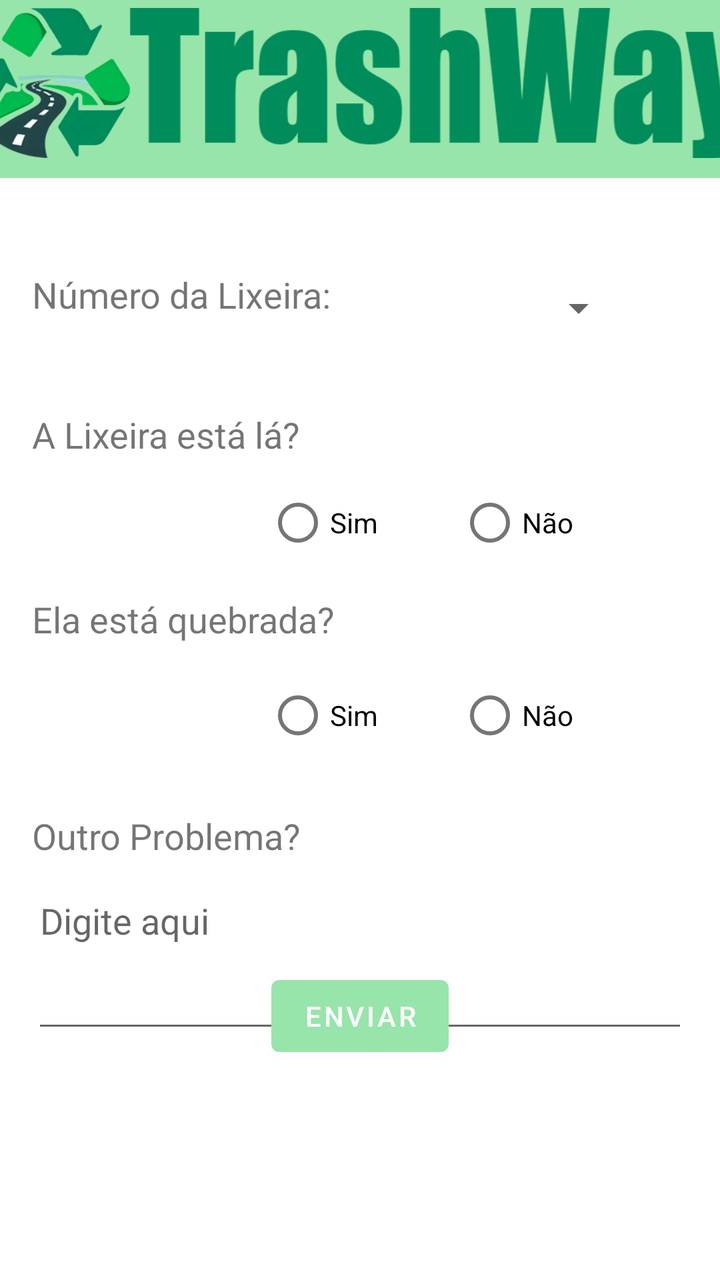
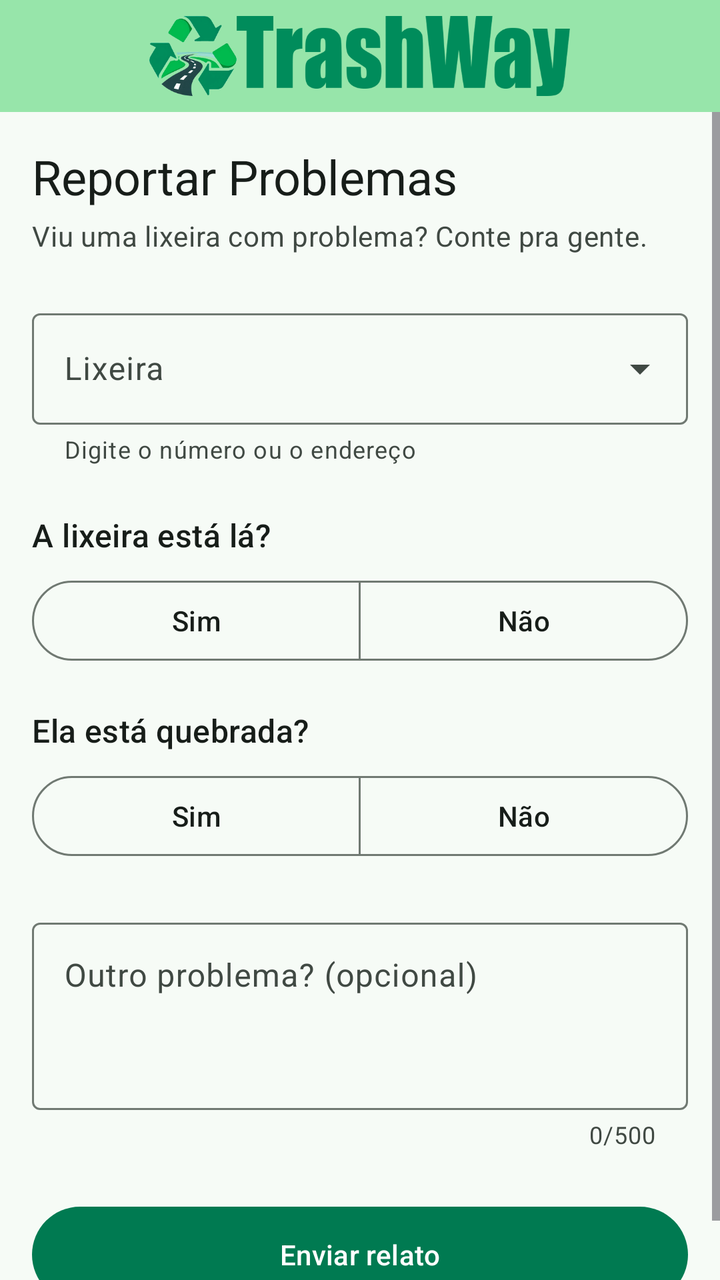

An Android layout rendered at two revisions. The XML below is the earlier revision; the diff shows what the commit changed to produce the second picture.
<!-- AndroidManifest.xml: application theme Theme.TrashWay -->
<!-- res/layout/fragment_notifications.xml -->
<?xml version="1.0" encoding="utf-8"?>
<androidx.constraintlayout.widget.ConstraintLayout
    xmlns:android="http://schemas.android.com/apk/res/android"
    xmlns:app="http://schemas.android.com/apk/res-auto"
    xmlns:tools="http://schemas.android.com/tools"
    android:layout_width="match_parent"
    android:layout_height="match_parent"
    tools:context=".ui.problemas.NotificationsFragment">

    <FrameLayout
        android:layout_width="448dp"
        android:layout_height="89dp"
        android:background="#97E5AA"
        app:layout_constraintEnd_toEndOf="parent"
        app:layout_constraintHorizontal_bias="0.513"
        app:layout_constraintStart_toStartOf="parent"
        app:layout_constraintTop_toTopOf="parent" />

    <ImageView
        android:id="@+id/imageViewLogo"
        android:layout_width="407dp"
        android:layout_height="75dp"
        android:layout_marginTop="4dp"
        android:background="#97E5AA"
        android:src="@drawable/icon_nome"
        app:layout_constraintEnd_toEndOf="parent"
        app:layout_constraintStart_toStartOf="parent"
        app:layout_constraintTop_toTopOf="parent" />

    
    <TextView
        android:id="@+id/ProblemaNumero"
        android:layout_width="wrap_content"
        android:layout_height="wrap_content"
        android:layout_marginStart="16dp"
        android:layout_marginTop="56dp"
        android:text="@string/numero_lixeira"
        android:textSize="18sp"
        app:layout_constraintEnd_toEndOf="parent"
        app:layout_constraintHorizontal_bias="0.0"
        app:layout_constraintStart_toStartOf="parent"
        app:layout_constraintTop_toBottomOf="@+id/imageViewLogo" />


    <Spinner
        android:id="@+id/SpinnerLixeira"
        android:layout_width="142dp"
        android:layout_height="38dp"
        android:layout_marginStart="16dp"
        android:layout_marginTop="56dp"
        android:layout_marginEnd="16dp"
        app:layout_constraintEnd_toEndOf="parent"
        app:layout_constraintHorizontal_bias="0.835"
        app:layout_constraintStart_toStartOf="parent"
        app:layout_constraintTop_toBottomOf="@+id/imageViewLogo" />

    <TextView
        android:id="@+id/question1"
        android:layout_width="wrap_content"
        android:layout_height="wrap_content"
        android:layout_marginStart="16dp"
        android:layout_marginTop="32dp"
        android:text="@string/pergunta_presente"
        android:textSize="18sp"
        app:layout_constraintEnd_toEndOf="parent"
        app:layout_constraintHorizontal_bias="0.0"
        app:layout_constraintStart_toStartOf="parent"
        app:layout_constraintTop_toBottomOf="@id/SpinnerLixeira" />

    <RadioGroup
        android:id="@+id/radioGroup1"
        android:layout_width="wrap_content"
        android:layout_height="wrap_content"
        android:layout_marginTop="8dp"
        android:orientation="horizontal"
        app:layout_constraintEnd_toEndOf="parent"
        app:layout_constraintHorizontal_bias="0.645"
        app:layout_constraintStart_toStartOf="parent"
        app:layout_constraintTop_toBottomOf="@+id/question1">

        <RadioButton
            android:id="@+id/radioButton1_1"
            android:layout_width="wrap_content"
            android:layout_height="wrap_content"
            android:layout_marginEnd="40dp"
            android:text="@string/sim" />

        <RadioButton
            android:id="@+id/radioButton1_2"
            android:layout_width="wrap_content"
            android:layout_height="wrap_content"
            android:text="@string/nao" />

    </RadioGroup>

    <TextView
        android:id="@+id/question2"
        android:layout_width="wrap_content"
        android:layout_height="wrap_content"
        android:layout_marginStart="16dp"
        android:layout_marginTop="12dp"
        android:text="@string/pergunta_quebrada"
        android:textSize="18sp"
        app:layout_constraintEnd_toEndOf="parent"
        app:layout_constraintHorizontal_bias="0.0"
        app:layout_constraintStart_toStartOf="parent"
        app:layout_constraintTop_toBottomOf="@+id/radioGroup1" />

    <RadioGroup
        android:id="@+id/radioGroup2"
        android:layout_width="wrap_content"
        android:layout_height="wrap_content"
        android:layout_marginTop="12dp"
        android:orientation="horizontal"
        app:layout_constraintEnd_toEndOf="parent"
        app:layout_constraintHorizontal_bias="0.645"
        app:layout_constraintStart_toStartOf="parent"
        app:layout_constraintTop_toBottomOf="@+id/question2">

        <RadioButton
            android:id="@+id/radioButton2_1"
            android:layout_width="wrap_content"
            android:layout_height="wrap_content"
            android:layout_marginEnd="40dp"
            android:text="@string/sim" />

        <RadioButton
            android:id="@+id/radioButton2_2"
            android:layout_width="wrap_content"
            android:layout_height="wrap_content"
            android:text="@string/nao" />

    </RadioGroup>

    <TextView
        android:id="@+id/question3"
        android:layout_width="wrap_content"
        android:layout_height="wrap_content"
        android:layout_marginStart="16dp"
        android:layout_marginTop="24dp"
        android:text="@string/pergunta_outro"
        android:textSize="18sp"
        app:layout_constraintEnd_toEndOf="parent"
        app:layout_constraintHorizontal_bias="0.0"
        app:layout_constraintStart_toStartOf="parent"
        app:layout_constraintTop_toBottomOf="@+id/radioGroup2" />

    <EditText
        android:id="@+id/editText_problem"
        android:layout_width="0dp"
        android:layout_height="wrap_content"
        android:layout_marginTop="8dp"
        android:layout_marginStart="16dp"
        android:layout_marginEnd="16dp"
        android:hint="@string/digite_aqui"
        android:maxLength="500"
        android:minLines="3"
        android:maxHeight="200dp"
        android:scrollbars="vertical"
        android:overScrollMode="always"
        android:gravity="top"
        app:layout_constraintStart_toStartOf="parent"
        app:layout_constraintEnd_toEndOf="parent"
        app:layout_constraintTop_toBottomOf="@+id/question3" />

    <Button
        android:id="@+id/buttonEnviar"
        android:layout_width="wrap_content"
        android:layout_height="wrap_content"
        android:layout_marginBottom="108dp"
        android:text="@string/enviar"
        app:layout_constraintBottom_toBottomOf="parent"
        app:layout_constraintEnd_toEndOf="parent"
        app:layout_constraintStart_toStartOf="parent" />

</androidx.constraintlayout.widget.ConstraintLayout>
<!-- resources referenced by this layout -->
<resources>
  <!-- drawable icon_nome: png bitmap (drawable, 46329 bytes) -->
  <string name="digite_aqui">Digite aqui</string>
  <string name="enviar">Enviar</string>
  <string name="nao">Não</string>
  <string name="numero_lixeira">Número da Lixeira:</string>
  <string name="pergunta_outro">Outro Problema?</string>
  <string name="pergunta_presente">A Lixeira está lá?</string>
  <string name="pergunta_quebrada">Ela está quebrada?</string>
  <string name="sim">Sim</string>
  <style name="Theme.TrashWay" parent="Theme.MaterialComponents.DayNight.DarkActionBar">
          
          <item name="colorPrimary">@color/greenTrash</item>
          <item name="colorPrimaryVariant">@color/greenTrash</item>
          <item name="colorOnPrimary">@color/white</item>
          
          <item name="colorSecondary">@color/teal_200</item>
          <item name="colorSecondaryVariant">@color/teal_700</item>
          <item name="colorOnSecondary">@color/black</item>
          
          <item name="android:statusBarColor">?attr/colorPrimaryVariant</item>
          
      </style>
  <color name="greenTrash">#97E5AA</color>
  <color name="white">#FFFFFFFF</color>
  <color name="teal_200">#FF03DAC5</color>
  <color name="teal_700">#FF018786</color>
  <color name="black">#FF000000</color>
</resources>

<!-- the commit's change to res/layout/fragment_notifications.xml (unified diff, before → after) -->
@@ -1,176 +1,177 @@
 <?xml version="1.0" encoding="utf-8"?>
-<androidx.constraintlayout.widget.ConstraintLayout
-    xmlns:android="http://schemas.android.com/apk/res/android"
+<LinearLayout xmlns:android="http://schemas.android.com/apk/res/android"
     xmlns:app="http://schemas.android.com/apk/res-auto"
     xmlns:tools="http://schemas.android.com/tools"
     android:layout_width="match_parent"
     android:layout_height="match_parent"
+    android:background="?android:attr/colorBackground"
+    android:orientation="vertical"
     tools:context=".ui.problemas.NotificationsFragment">
 
-    <FrameLayout
-        android:layout_width="448dp"
-        android:layout_height="89dp"
-        android:background="#97E5AA"
-        app:layout_constraintEnd_toEndOf="parent"
-        app:layout_constraintHorizontal_bias="0.513"
-        app:layout_constraintStart_toStartOf="parent"
-        app:layout_constraintTop_toTopOf="parent" />
+    <include layout="@layout/view_header" />
+
+    <ScrollView
+        android:layout_width="match_parent"
+        android:layout_height="0dp"
+        android:layout_weight="1"
+        android:fillViewport="true">
+
+        <LinearLayout
+            android:layout_width="match_parent"
+            android:layout_height="wrap_content"
+            android:orientation="vertical"
+            android:padding="16dp">
+
+            <TextView
+                android:layout_width="wrap_content"
+                android:layout_height="wrap_content"
+                android:text="@string/title_notifications"
+                android:textAppearance="?attr/textAppearanceHeadlineSmall"
+                android:textColor="?attr/colorOnSurface" />
+
+            <TextView
+                android:layout_width="wrap_content"
+                android:layout_height="wrap_content"
+                android:layout_marginTop="4dp"
+                android:text="@string/reportar_subtitulo"
+                android:textAppearance="?attr/textAppearanceBodyMedium"
+                android:textColor="?attr/colorOnSurfaceVariant" />
+
+            
+            <com.google.android.material.textfield.TextInputLayout
+                android:id="@+id/inputLixeira"
+                style="@style/Widget.Material3.TextInputLayout.OutlinedBox.ExposedDropdownMenu"
+                android:layout_width="match_parent"
+                android:layout_height="wrap_content"
+                android:layout_marginTop="24dp"
+                android:hint="@string/numero_lixeira"
+                app:helperText="@string/busca_lixeira_ajuda">
+
+                <com.google.android.material.textfield.MaterialAutoCompleteTextView
+                    android:id="@+id/autoCompleteLixeira"
+                    android:layout_width="match_parent"
+                    android:layout_height="wrap_content"
+                    android:completionThreshold="1"
+                    android:inputType="text"
+                    android:imeOptions="actionDone" />
+            </com.google.android.material.textfield.TextInputLayout>
+
+            
+            <TextView
+                android:id="@+id/question1"
+                android:layout_width="wrap_content"
+                android:layout_height="wrap_content"
+                android:layout_marginTop="24dp"
+                android:text="@string/pergunta_presente"
+                android:textAppearance="?attr/textAppearanceTitleMedium"
+                android:textColor="?attr/colorOnSurface" />
+
+            <com.google.android.material.button.MaterialButtonToggleGroup
+                android:id="@+id/togglePresente"
+                android:layout_width="match_parent"
+                android:layout_height="wrap_content"
+                android:layout_marginTop="8dp"
+                app:singleSelection="true">
+
+                <com.google.android.material.button.MaterialButton
+                    android:id="@+id/buttonPresenteSim"
+                    style="@style/Widget.Material3.Button.OutlinedButton"
+                    android:layout_width="0dp"
+                    android:layout_height="wrap_content"
+                    android:layout_weight="1"
+                    android:text="@string/sim" />
+
+                <com.google.android.material.button.MaterialButton
+                    android:id="@+id/buttonPresenteNao"
+                    style="@style/Widget.Material3.Button.OutlinedButton"
+                    android:layout_width="0dp"
+                    android:layout_height="wrap_content"
+                    android:layout_weight="1"
+                    android:text="@string/nao" />
+            </com.google.android.material.button.MaterialButtonToggleGroup>
+
+            
+            <TextView
+                android:id="@+id/question2"
+                android:layout_width="wrap_content"
+                android:layout_height="wrap_content"
+                android:layout_marginTop="20dp"
+                android:text="@string/pergunta_quebrada"
+                android:textAppearance="?attr/textAppearanceTitleMedium"
+                android:textColor="?attr/colorOnSurface" />
+
+            <com.google.android.material.button.MaterialButtonToggleGroup
+                android:id="@+id/toggleQuebrada"
+                android:layout_width="match_parent"
+                android:layout_height="wrap_content"
+                android:layout_marginTop="8dp"
+                app:singleSelection="true">
+
+                <com.google.android.material.button.MaterialButton
+                    android:id="@+id/buttonQuebradaSim"
+                    style="@style/Widget.Material3.Button.OutlinedButton"
+                    android:layout_width="0dp"
+                    android:layout_height="wrap_content"
+                    android:layout_weight="1"
+                    android:text="@string/sim" />
+
+                <com.google.android.material.button.MaterialButton
+                    android:id="@+id/buttonQuebradaNao"
+                    style="@style/Widget.Material3.Button.OutlinedButton"
+                    android:layout_width="0dp"
+                    android:layout_height="wrap_content"
+                    android:layout_weight="1"
+                    android:text="@string/nao" />
+            </com.google.android.material.button.MaterialButtonToggleGroup>
+
+            
+            <com.google.android.material.textfield.TextInputLayout
+                android:id="@+id/inputOutroProblema"
+                style="@style/Widget.Material3.TextInputLayout.OutlinedBox"
+                android:layout_width="match_parent"
+                android:layout_height="wrap_content"
+                android:layout_marginTop="24dp"
+                android:hint="@string/pergunta_outro"
+                app:counterEnabled="true"
+                app:counterMaxLength="500">
+
+                <com.google.android.material.textfield.TextInputEditText
+                    android:id="@+id/editText_problem"
+                    android:layout_width="match_parent"
+                    android:layout_height="wrap_content"
+                    android:gravity="top"
+                    android:inputType="textMultiLine|textCapSentences"
+                    android:maxLength="500"
+                    android:minLines="3" />
+            </com.google.android.material.textfield.TextInputLayout>
+
+            <Space
+                android:layout_width="match_parent"
+                android:layout_height="0dp"
+                android:layout_weight="1"
+                android:minHeight="24dp" />
+
+            <com.google.android.material.button.MaterialButton
+                android:id="@+id/buttonEnviar"
+                android:layout_width="match_parent"
+                android:layout_height="wrap_content"
+                android:minHeight="56dp"
+                android:text="@string/enviar" />
+        </LinearLayout>
+    </ScrollView>
+</LinearLayout>
+<!-- res/layout/view_header.xml (included above) -->
+<?xml version="1.0" encoding="utf-8"?>
+<FrameLayout xmlns:android="http://schemas.android.com/apk/res/android"
+    android:layout_width="match_parent"
+    android:layout_height="56dp"
+    android:background="@color/header">
 
     <ImageView
-        android:id="@+id/imageViewLogo"
-        android:layout_width="407dp"
-        android:layout_height="75dp"
-        android:layout_marginTop="4dp"
-        android:background="#97E5AA"
-        android:src="@drawable/icon_nome"
-        app:layout_constraintEnd_toEndOf="parent"
-        app:layout_constraintStart_toStartOf="parent"
-        app:layout_constraintTop_toTopOf="parent" />
-
-    
-    <TextView
-        android:id="@+id/ProblemaNumero"
         android:layout_width="wrap_content"
-        android:layout_height="wrap_content"
-        android:layout_marginStart="16dp"
-        android:layout_marginTop="56dp"
-        android:text="@string/numero_lixeira"
-        android:textSize="18sp"
-        app:layout_constraintEnd_toEndOf="parent"
-        app:layout_constraintHorizontal_bias="0.0"
-        app:layout_constraintStart_toStartOf="parent"
-        app:layout_constraintTop_toBottomOf="@+id/imageViewLogo" />
-
-
-    <Spinner
-        android:id="@+id/SpinnerLixeira"
-        android:layout_width="142dp"
-        android:layout_height="38dp"
-        android:layout_marginStart="16dp"
-        android:layout_marginTop="56dp"
-        android:layout_marginEnd="16dp"
-        app:layout_constraintEnd_toEndOf="parent"
-        app:layout_constraintHorizontal_bias="0.835"
-        app:layout_constraintStart_toStartOf="parent"
-        app:layout_constraintTop_toBottomOf="@+id/imageViewLogo" />
-
-    <TextView
-        android:id="@+id/question1"
-        android:layout_width="wrap_content"
-        android:layout_height="wrap_content"
-        android:layout_marginStart="16dp"
-        android:layout_marginTop="32dp"
-        android:text="@string/pergunta_presente"
-        android:textSize="18sp"
-        app:layout_constraintEnd_toEndOf="parent"
-        app:layout_constraintHorizontal_bias="0.0"
-        app:layout_constraintStart_toStartOf="parent"
-        app:layout_constraintTop_toBottomOf="@id/SpinnerLixeira" />
-
-    <RadioGroup
-        android:id="@+id/radioGroup1"
-        android:layout_width="wrap_content"
-        android:layout_height="wrap_content"
-        android:layout_marginTop="8dp"
-        android:orientation="horizontal"
-        app:layout_constraintEnd_toEndOf="parent"
-        app:layout_constraintHorizontal_bias="0.645"
-        app:layout_constraintStart_toStartOf="parent"
-        app:layout_constraintTop_toBottomOf="@+id/question1">
-
-        <RadioButton
-            android:id="@+id/radioButton1_1"
-            android:layout_width="wrap_content"
-            android:layout_height="wrap_content"
-            android:layout_marginEnd="40dp"
-            android:text="@string/sim" />
-
-        <RadioButton
-            android:id="@+id/radioButton1_2"
-            android:layout_width="wrap_content"
-            android:layout_height="wrap_content"
-            android:text="@string/nao" />
-
-    </RadioGroup>
-
-    <TextView
-        android:id="@+id/question2"
-        android:layout_width="wrap_content"
-        android:layout_height="wrap_content"
-        android:layout_marginStart="16dp"
-        android:layout_marginTop="12dp"
-        android:text="@string/pergunta_quebrada"
-        android:textSize="18sp"
-        app:layout_constraintEnd_toEndOf="parent"
-        app:layout_constraintHorizontal_bias="0.0"
-        app:layout_constraintStart_toStartOf="parent"
-        app:layout_constraintTop_toBottomOf="@+id/radioGroup1" />
-
-    <RadioGroup
-        android:id="@+id/radioGroup2"
-        android:layout_width="wrap_content"
-        android:layout_height="wrap_content"
-        android:layout_marginTop="12dp"
-        android:orientation="horizontal"
-        app:layout_constraintEnd_toEndOf="parent"
-        app:layout_constraintHorizontal_bias="0.645"
-        app:layout_constraintStart_toStartOf="parent"
-        app:layout_constraintTop_toBottomOf="@+id/question2">
-
-        <RadioButton
-            android:id="@+id/radioButton2_1"
-            android:layout_width="wrap_content"
-            android:layout_height="wrap_content"
-            android:layout_marginEnd="40dp"
-            android:text="@string/sim" />
-
-        <RadioButton
-            android:id="@+id/radioButton2_2"
-            android:layout_width="wrap_content"
-            android:layout_height="wrap_content"
-            android:text="@string/nao" />
-
-    </RadioGroup>
-
-    <TextView
-        android:id="@+id/question3"
-        android:layout_width="wrap_content"
-        android:layout_height="wrap_content"
-        android:layout_marginStart="16dp"
-        android:layout_marginTop="24dp"
-        android:text="@string/pergunta_outro"
-        android:textSize="18sp"
-        app:layout_constraintEnd_toEndOf="parent"
-        app:layout_constraintHorizontal_bias="0.0"
-        app:layout_constraintStart_toStartOf="parent"
-        app:layout_constraintTop_toBottomOf="@+id/radioGroup2" />
-
-    <EditText
-        android:id="@+id/editText_problem"
-        android:layout_width="0dp"
-        android:layout_height="wrap_content"
-        android:layout_marginTop="8dp"
-        android:layout_marginStart="16dp"
-        android:layout_marginEnd="16dp"
-        android:hint="@string/digite_aqui"
-        android:maxLength="500"
-        android:minLines="3"
-        android:maxHeight="200dp"
-        android:scrollbars="vertical"
-        android:overScrollMode="always"
-        android:gravity="top"
-        app:layout_constraintStart_toStartOf="parent"
-        app:layout_constraintEnd_toEndOf="parent"
-        app:layout_constraintTop_toBottomOf="@+id/question3" />
-
-    <Button
-        android:id="@+id/buttonEnviar"
-        android:layout_width="wrap_content"
-        android:layout_height="wrap_content"
-        android:layout_marginBottom="108dp"
-        android:text="@string/enviar"
-        app:layout_constraintBottom_toBottomOf="parent"
-        app:layout_constraintEnd_toEndOf="parent"
-        app:layout_constraintStart_toStartOf="parent" />
-
-</androidx.constraintlayout.widget.ConstraintLayout>
+        android:layout_height="40dp"
+        android:layout_gravity="center"
+        android:adjustViewBounds="true"
+        android:contentDescription="@string/app_name"
+        android:src="@drawable/icon_nome" />
+</FrameLayout>
<!-- resource entries referenced after the edit -->
@@ -1,31 +1,65 @@
 <!-- resources referenced by this layout -->
 <resources>
+  <color name="header">#97E5AA</color>
   <!-- drawable icon_nome: png bitmap (drawable, 46329 bytes) -->
-  <string name="digite_aqui">Digite aqui</string>
-  <string name="enviar">Enviar</string>
+  <string name="app_name">TrashWay</string>
+  <string name="busca_lixeira_ajuda">Digite o número ou o endereço</string>
+  <string name="enviar">Enviar relato</string>
   <string name="nao">Não</string>
-  <string name="numero_lixeira">Número da Lixeira:</string>
-  <string name="pergunta_outro">Outro Problema?</string>
-  <string name="pergunta_presente">A Lixeira está lá?</string>
+  <string name="numero_lixeira">Lixeira</string>
+  <string name="pergunta_outro">Outro problema? (opcional)</string>
+  <string name="pergunta_presente">A lixeira está lá?</string>
   <string name="pergunta_quebrada">Ela está quebrada?</string>
+  <string name="reportar_subtitulo">Viu uma lixeira com problema? Conte pra gente.</string>
   <string name="sim">Sim</string>
-  <style name="Theme.TrashWay" parent="Theme.MaterialComponents.DayNight.DarkActionBar">
+  <string name="title_notifications">Reportar Problemas</string>
+  <style name="Theme.TrashWay" parent="Theme.Material3.DayNight.NoActionBar">
+          <item name="colorPrimary">@color/primary</item>
+          <item name="colorOnPrimary">@color/on_primary</item>
+          <item name="colorPrimaryContainer">@color/primary_container</item>
+          <item name="colorOnPrimaryContainer">@color/on_primary_container</item>
+          <item name="colorSecondary">@color/secondary</item>
+          <item name="colorOnSecondary">@color/on_secondary</item>
+          <item name="colorSecondaryContainer">@color/secondary_container</item>
+          <item name="colorOnSecondaryContainer">@color/on_secondary_container</item>
+          <item name="android:colorBackground">@color/background</item>
+          <item name="colorOnBackground">@color/on_background</item>
+          <item name="colorSurface">@color/surface</item>
+          <item name="colorOnSurface">@color/on_surface</item>
+          <item name="colorSurfaceVariant">@color/surface_variant</item>
+          <item name="colorOnSurfaceVariant">@color/on_surface_variant</item>
+          <item name="colorSurfaceContainer">@color/surface_container</item>
+          <item name="colorSurfaceContainerLow">@color/surface_container_low</item>
+          <item name="colorSurfaceContainerHigh">@color/surface_container_high</item>
+          <item name="colorOutline">@color/outline</item>
+          <item name="colorOutlineVariant">@color/outline_variant</item>
+          <item name="colorError">@color/error</item>
+          <item name="colorOnError">@color/on_error</item>
+  
           
-          <item name="colorPrimary">@color/greenTrash</item>
-          <item name="colorPrimaryVariant">@color/greenTrash</item>
-          <item name="colorOnPrimary">@color/white</item>
-          
-          <item name="colorSecondary">@color/teal_200</item>
-          <item name="colorSecondaryVariant">@color/teal_700</item>
-          <item name="colorOnSecondary">@color/black</item>
-          
-          <item name="android:statusBarColor">?attr/colorPrimaryVariant</item>
-          
+          <item name="android:statusBarColor">@color/header</item>
+          <item name="android:windowLightStatusBar">true</item>
       </style>
-  <color name="greenTrash">#97E5AA</color>
-  <color name="white">#FFFFFFFF</color>
-  <color name="teal_200">#FF03DAC5</color>
-  <color name="teal_700">#FF018786</color>
-  <color name="black">#FF000000</color>
+  <color name="primary">#007A51</color>
+  <color name="on_primary">#FFFFFF</color>
+  <color name="primary_container">#B4F1C7</color>
+  <color name="on_primary_container">#00210F</color>
+  <color name="secondary">#4E6355</color>
+  <color name="on_secondary">#FFFFFF</color>
+  <color name="secondary_container">#D0E8D6</color>
+  <color name="on_secondary_container">#0B1F14</color>
+  <color name="background">#F6FBF6</color>
+  <color name="on_background">#171D19</color>
+  <color name="surface">#F6FBF6</color>
+  <color name="on_surface">#171D19</color>
+  <color name="surface_variant">#DCE5DC</color>
+  <color name="on_surface_variant">#404943</color>
+  <color name="surface_container">#EAEFEA</color>
+  <color name="surface_container_low">#F0F5F0</color>
+  <color name="surface_container_high">#E4EAE4</color>
+  <color name="outline">#707972</color>
+  <color name="outline_variant">#C0C9C1</color>
+  <color name="error">#BA1A1A</color>
+  <color name="on_error">#FFFFFF</color>
 </resources>
 
